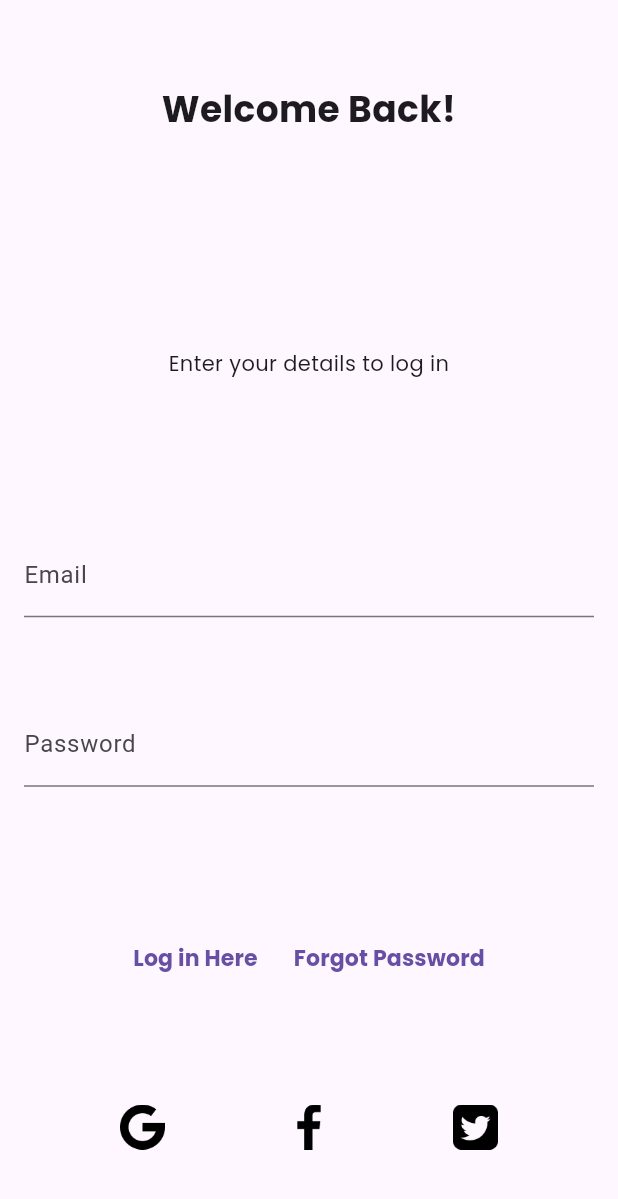
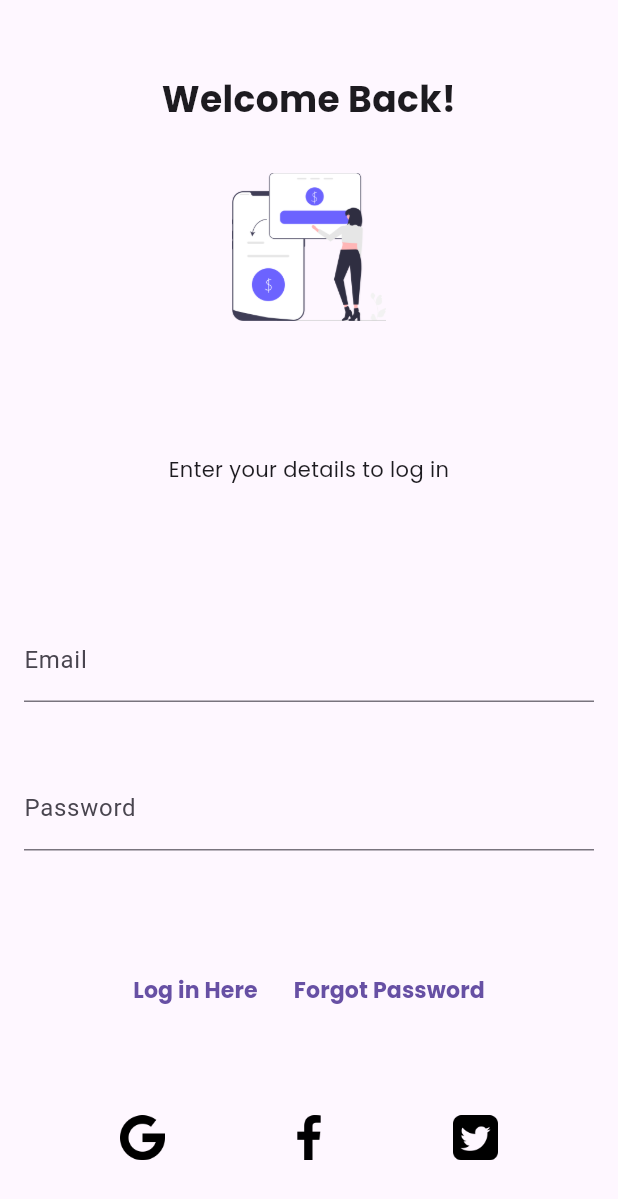
Before and after one commit to Santhosh1209/fintech, a Flutter app: the screen it shows after launch, after a tap on "Log in", on a phone screen of 412 x 824 dp. Shown: the top 1199 px of the screen. Run offline on Flutter 3.47's test engine with Material 2 defaults, Android fonts, the phone set to English and light mode, and no system bars; our stand-ins replace get_it, logger, pin_code_fields, syncfusion_flutter_charts; missing offline and left inert: flutter_email_sender; network calls fail.

Commit message:
Ui update part 1

```diff
--- a/lib/forgot_passwd.dart
+++ b/lib/forgot_passwd.dart
@@ -1,5 +1,4 @@
 import 'dart:math';
-
 import 'package:flutter/material.dart';
 import 'package:flutter_email_sender/flutter_email_sender.dart';
 import 'package:pin_code_fields/pin_code_fields.dart';
--- a/lib/login.dart
+++ b/lib/login.dart
@@ -1,9 +1,8 @@
 import 'package:fintech/navigation.dart';
 import 'package:flutter/material.dart';
 import 'forgot_passwd.dart';
-//import 'package:url_launcher/url_launcher.dart';
+import 'package:url_launcher/url_launcher.dart';
 import 'loan_intropage.dart';
-
 class loginPage extends StatefulWidget {
   const loginPage({Key? key}) : super(key: key);
 
@@ -44,6 +43,11 @@ class _loginPageState extends State<loginPage> {
           ),
         ),
       ),
+                Expanded(
+                  child :Image(
+                    image: AssetImage('images/undraw_transfer_money_re_6o1h.png'),
+                  ),
+                ),
                 Expanded(
                   flex: 2,
                   child:
```
Also changed, not shown: images/undraw_transfer_money_re_6o1h.png (added), images/undraw_transfer_money_re_6o1h.svg (added), 5 other files.
